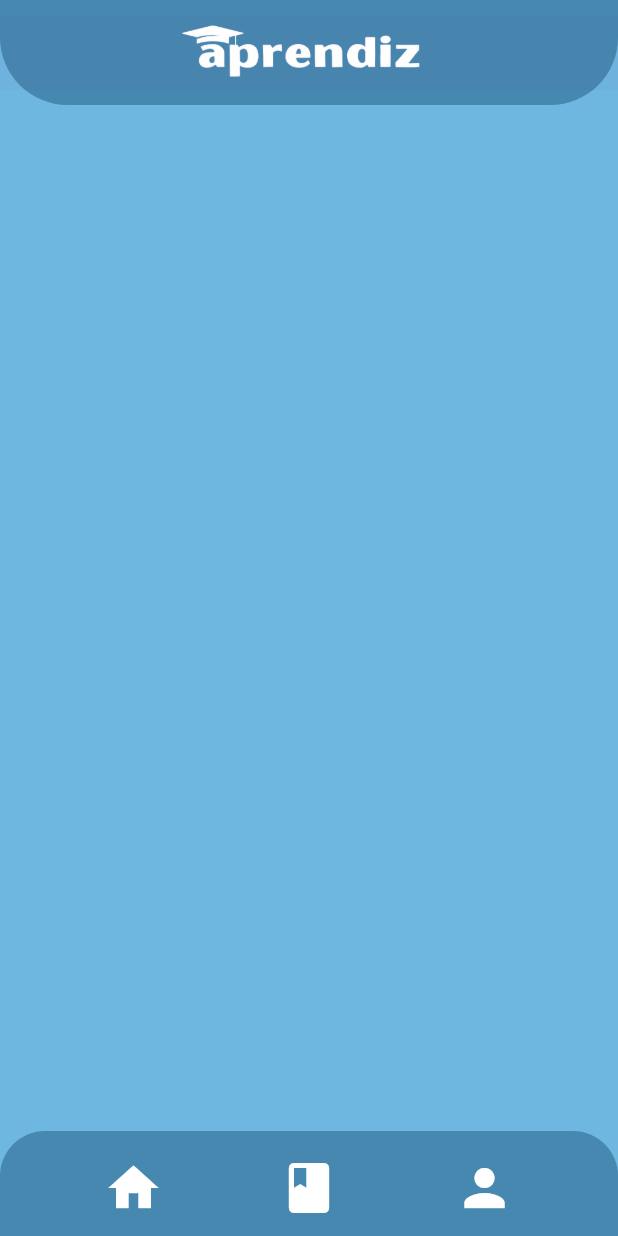
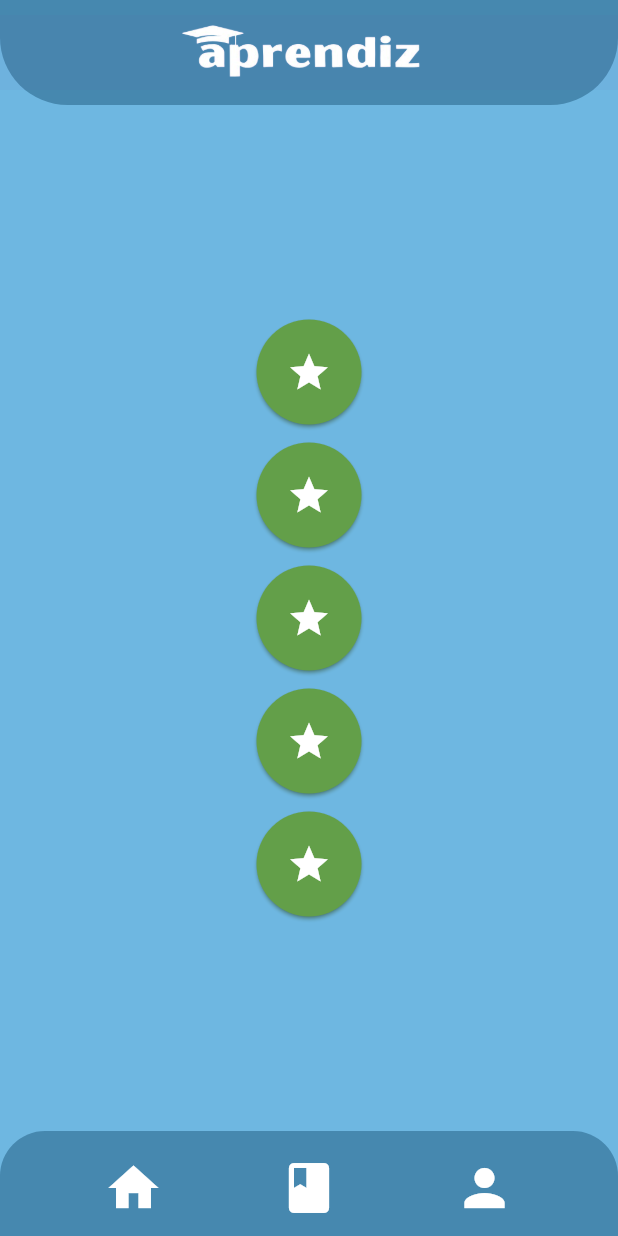
Before and after one commit to Zanella08/Aprendiz, a Flutter app: the TelaFala screen opened directly, on a phone screen of 412 x 824 dp. Run offline on Flutter 3.47's test engine with Material 3 defaults, Android fonts, the light colour scheme and no system bars; our stand-ins replace audioplayers, speech_to_text; network calls fail.

Commit message:
inicio da criação das fases de fala

```diff
--- a/lib/telas/progresso_fala.dart
+++ b/lib/telas/progresso_fala.dart
@@ -1,5 +1,8 @@
+import 'package:aprendiz/Atividades/fala.dart';
 import 'package:aprendiz/utils/Style.dart';
+import 'package:aprendiz/utils/levels.dart';
 import 'package:aprendiz/widgets/Bottomapp.dart';
+import 'package:aprendiz/widgets/button.dart';
 
 import 'package:aprendiz/widgets/topodapagina.dart';
 import 'package:flutter/material.dart';
@@ -11,10 +14,7 @@ void main() {
 class MyApp extends StatelessWidget {
   @override
   Widget build(BuildContext context) {
-    return MaterialApp(
-      debugShowCheckedModeBanner: false,
-      home: TelaFala(),
-    );
+    return MaterialApp(debugShowCheckedModeBanner: false, home: TelaFala());
   }
 }
 
@@ -24,19 +24,31 @@ class TelaFala extends StatelessWidget {
     return Scaffold(
       appBar: Toppagina(cor4: AppColors.b2),
       backgroundColor: AppColors.b1,
-      bottomNavigationBar:
-          BottomApp(context: context, cor3: AppColors.b2, ismenu: false),
+      bottomNavigationBar: BottomApp(
+        context: context,
+        cor3: AppColors.b2,
+        ismenu: false,
+      ),
       body: Center(
         child: SizedBox(
-            width: 270, // Defina a largura desejada
-            child: SingleChildScrollView(
-              child: Column(
-                mainAxisAlignment: MainAxisAlignment.center,
-                children: [
-
-                ],
-              ),
-            )),
+          width: 270, // Defina a largura desejada
+          child: SingleChildScrollView(
+            child: Column(
+              mainAxisAlignment: MainAxisAlignment.center,
+              spacing: 12.0,
+              children: List.generate(fala.length, (index) {
+                return Button(
+                  mainaxisA: MainAxisAlignment.center,
+                  context: context,
+                  Icone: Icons.star,
+                  cor: 4,
+                  cor2: 4,
+                  pathAtividade: FalaActivity(level: index),
+                );
+              }),
+            ),
+          ),
+        ),
       ),
     );
   }
--- /dev/null
+++ b/lib/utils/levels.dart
@@ -0,0 +1,66 @@
+List<List<Map<String, dynamic>>> fala = [
+  [
+    {"level": 1, "theme": 'Diga os nomes dos animalzinhos'},
+    {
+      "img":
+          "https://media.istockphoto.com/id/534083197/pt/foto/fogo-alfabeto-letra-h.jpg?s=612x612&w=0&k=20&c=rhl4IC2gqjfPIbd7a6cC7J6kw0kZz4EkH0FQmSdz-hs=",
+      "speak": "Gato",
+    },
+    {
+      "img":
+          "https://media.istockphoto.com/id/534083197/pt/foto/fogo-alfabeto-letra-h.jpg?s=612x612&w=0&k=20&c=rhl4IC2gqjfPIbd7a6cC7J6kw0kZz4EkH0FQmSdz-hs=",
+      "speak": "Cachorro",
+    },
+    {
+      "img":
+          "https://media.istockphoto.com/id/534083197/pt/foto/fogo-alfabeto-letra-h.jpg?s=612x612&w=0&k=20&c=rhl4IC2gqjfPIbd7a6cC7J6kw0kZz4EkH0FQmSdz-hs=",
+      "speak": "Pato",
+    },
+    {
+      "img":
+          "https://media.istockphoto.com/id/534083197/pt/foto/fogo-alfabeto-letra-h.jpg?s=612x612&w=0&k=20&c=rhl4IC2gqjfPIbd7a6cC7J6kw0kZz4EkH0FQmSdz-hs=",
+      "speak": "Vaca",
+    },
+    {
+      "img":
+          "https://media.istockphoto.com/id/534083197/pt/foto/fogo-alfabeto-letra-h.jpg?s=612x612&w=0&k=20&c=rhl4IC2gqjfPIbd7a6cC7J6kw0kZz4EkH0FQmSdz-hs=",
+      "speak": "Cavalo",
+    },
+  ],
+
+  [
+    {"level": 2, "theme": 'Diga os nomes dos veículos'},
+    {"img": "", "speak": "Carro"},
+    {"img": "", "speak": "Avião"},
+    {"img": "", "speak": "Ônibus"},
+    {"img": "", "speak": "Bicicleta"},
+    {"img": "", "speak": "Trator"},
+  ],
+
+  [
+    {"level": 3, "theme": 'Diga os nomes dos objetos escolares'},
+    {"img": "", "speak": "Lápis"},
+    {"img": "", "speak": "Caneta"},
+    {"img": "", "speak": "Borracha"},
+    {"img": "", "speak": "Caderno"},
+    {"img": "", "speak": "Livro"},
+  ],
+
+  [
+    {"level": 4, "theme": 'Diga os nomes das frutas'},
+    {"img": "", "speak": "Maçã"},
+    {"img": "", "speak": "Banana"},
+    {"img": "", "speak": "Laranja"},
+    {"img": "", "speak": "Uva"},
+    {"img": "", "speak": "Morango"},
+  ],
+
+  [
+    {"level": 5, "theme": 'Diga os nomes das formas geométricas'},
+    {"img": "", "speak": "quadrado"},
+    {"img": "", "speak": "círculo"},
+    {"img": "", "speak": "triângulo"},
+    {"img": "", "speak": "retângulo"},
+    {"img": "", "speak": "losango"},
+  ],
+];
--- a/pubspec.yaml
+++ b/pubspec.yaml
@@ -10,6 +10,7 @@ dependencies:
   flutter:
     sdk: flutter
   audioplayers: ^6.4.0
+  speech_to_text: ^7.1.0
 
 dev_dependencies:
   flutter_test:
```
Also changed, not shown: lib/Atividades/fala.dart (added, +208 -0 lines), pubspec.lock, 1 other file.
